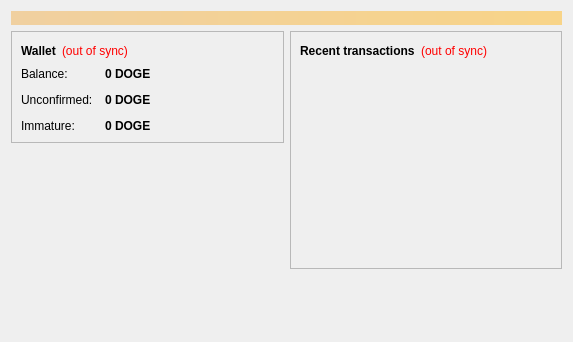
First picture: the form in src/qt/forms/overviewpage.ui, repository orngcoin/orangecoin, before the edit.
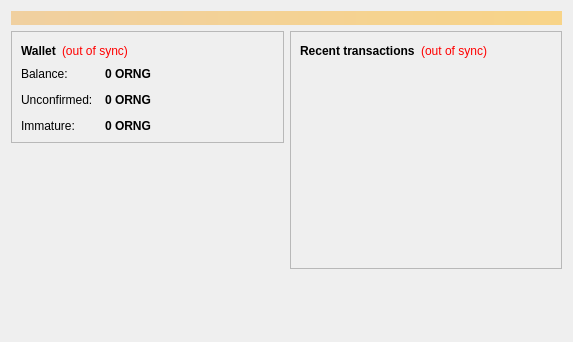
Second picture: the form after the edit. Icons and pictures are not drawn.

The edit to the form file:
```diff
--- a/src/qt/forms/overviewpage.ui
+++ b/src/qt/forms/overviewpage.ui
@@ -122,7 +122,7 @@
                <string>Your current balance</string>
               </property>
               <property name="text">
-               <string notr="true">0 DOGE</string>
+               <string notr="true">0 ORNG</string>
               </property>
               <property name="textInteractionFlags">
                <set>Qt::LinksAccessibleByMouse|Qt::TextSelectableByKeyboard|Qt::TextSelectableByMouse</set>
@@ -151,7 +151,7 @@
                <string>Total of transactions that have yet to be confirmed, and do not yet count toward the current balance</string>
               </property>
               <property name="text">
-               <string notr="true">0 DOGE</string>
+               <string notr="true">0 ORNG</string>
               </property>
               <property name="textInteractionFlags">
                <set>Qt::LinksAccessibleByMouse|Qt::TextSelectableByKeyboard|Qt::TextSelectableByMouse</set>
@@ -177,7 +177,7 @@
                <string>Mined balance that has not yet matured</string>
               </property>
               <property name="text">
-               <string notr="true">0 DOGE</string>
+               <string notr="true">0 ORNG</string>
               </property>
               <property name="textInteractionFlags">
                <set>Qt::LinksAccessibleByMouse|Qt::TextSelectableByKeyboard|Qt::TextSelectableByMouse</set>
```
Left out of the diff: 4 changed lines with no effect on the pictures.
